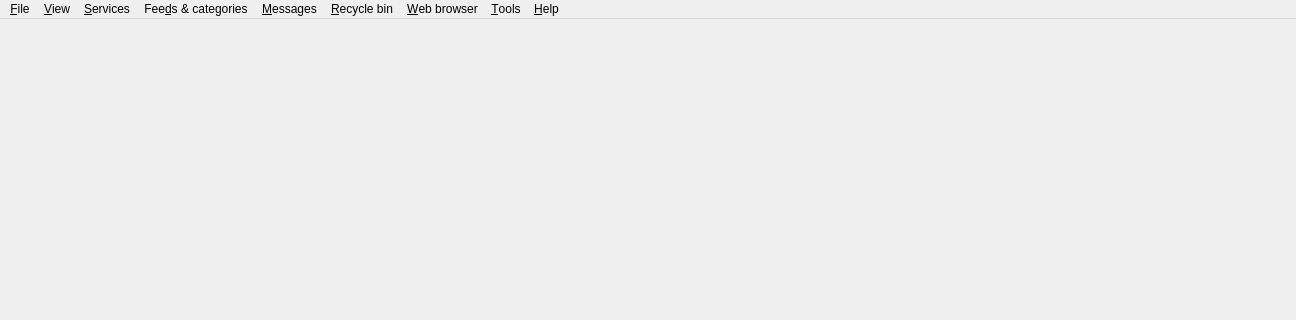
First picture: the form in src/gui/dialogs/formmain.ui, repository martinrotter/rssguard, before the edit; both pictures show x 0 to 1296 and y 0 to 320 of the 1296 by 677 pixel window.
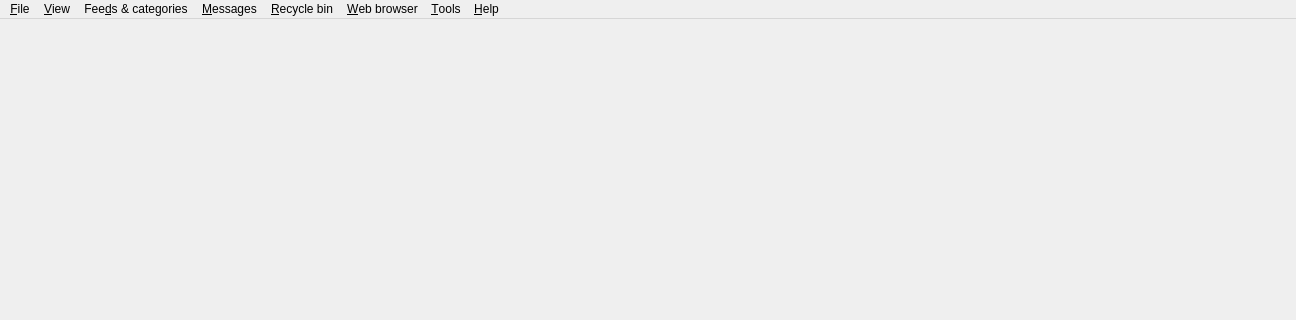
Second picture: the form after the edit. Custom widgets are drawn as their Qt base class.

Commit message: Cleaned service menu, now service menus use context menus only.

The edit to the form file:
```diff
--- a/src/gui/dialogs/formmain.ui
+++ b/src/gui/dialogs/formmain.ui
@@ -171,14 +171,6 @@
     <addaction name="m_actionDeleteSelectedMessages"/>
     <addaction name="m_actionRestoreSelectedMessages"/>
    </widget>
-   <widget class="QMenu" name="m_menuServices">
-    <property name="title">
-     <string>&amp;Services</string>
-    </property>
-    <addaction name="m_actionServiceAdd"/>
-    <addaction name="m_actionServiceEdit"/>
-    <addaction name="m_actionServiceDelete"/>
-   </widget>
    <widget class="QMenu" name="m_menuRecycleBin">
     <property name="title">
      <string>&amp;Recycle bin</string>
@@ -188,7 +180,6 @@
    </widget>
    <addaction name="m_menuFile"/>
    <addaction name="m_menuView"/>
-   <addaction name="m_menuServices"/>
    <addaction name="m_menuFeeds"/>
    <addaction name="m_menuMessages"/>
    <addaction name="m_menuRecycleBin"/>
```
Left out of the diff: 23 changed lines with no effect on the pictures. The commit also changes 15 other files.
